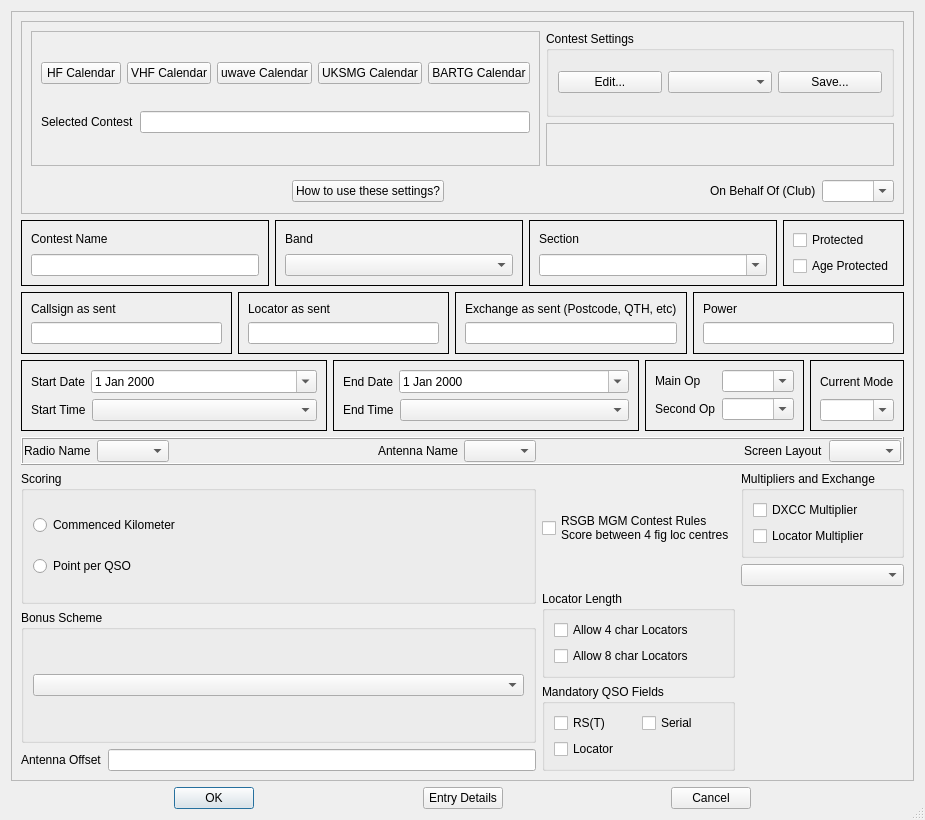
Before: the Qt Designer form mqt/MqtLogger/contestdetails.ui in Rsclub22/Minos2-Mirror, drawn with Qt 5.
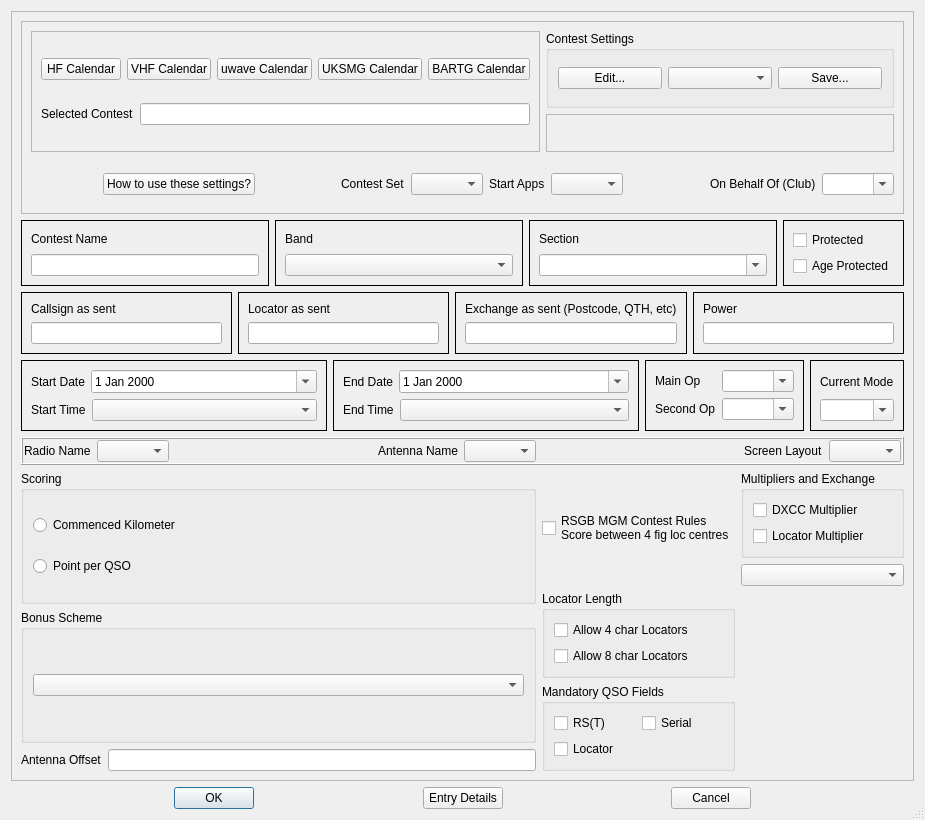
After: the same form once the commit is applied. Custom widgets are drawn as their Qt base class.

Commit message: Add session and start apps to contest details

Diff of the .ui file:
```diff
--- a/mqt/MqtLogger/contestdetails.ui
+++ b/mqt/MqtLogger/contestdetails.ui
@@ -273,13 +273,7 @@
            </layout>
           </item>
           <item>
-           <layout class="QHBoxLayout" name="horizontalLayout">
-            <property name="topMargin">
-             <number>2</number>
-            </property>
-            <property name="bottomMargin">
-             <number>2</number>
-            </property>
+           <layout class="QHBoxLayout" name="horizontalLayout_16">
             <item>
              <spacer name="horizontalSpacer_7">
               <property name="orientation">
@@ -300,6 +294,45 @@
               </property>
              </widget>
             </item>
+            <item>
+             <spacer name="horizontalSpacer_5">
+              <property name="orientation">
+               <enum>Qt::Orientation::Horizontal</enum>
+              </property>
+              <property name="sizeHint" stdset="0">
+               <size>
+                <width>40</width>
+                <height>20</height>
+               </size>
+              </property>
+             </spacer>
+            </item>
+            <item>
+             <widget class="QFrame" name="setsFrame">
+              <layout class="QHBoxLayout" name="horizontalLayout">
+               <item>
+                <widget class="QLabel" name="label_21">
+                 <property name="text">
+                  <string>Contest Set</string>
+                 </property>
+                </widget>
+               </item>
+               <item>
+                <widget class="QComboBox" name="contestSetCombo"/>
+               </item>
+               <item>
+                <widget class="QLabel" name="label_20">
+                 <property name="text">
+                  <string>Start Apps</string>
+                 </property>
+                </widget>
+               </item>
+               <item>
+                <widget class="QComboBox" name="startAppsCombo"/>
+               </item>
+              </layout>
+             </widget>
+            </item>
             <item>
              <spacer name="horizontalSpacer_2">
               <property name="orientation">
```
Left out of the diff: 2 changed lines with no effect on the pictures. The commit also changes 3 other files.
